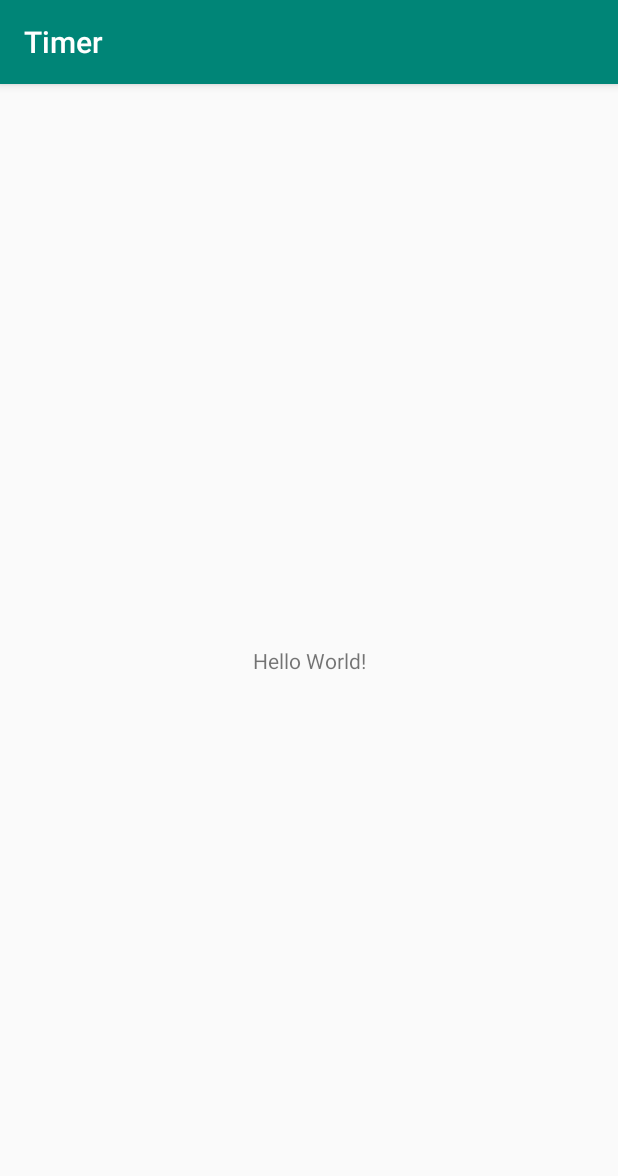
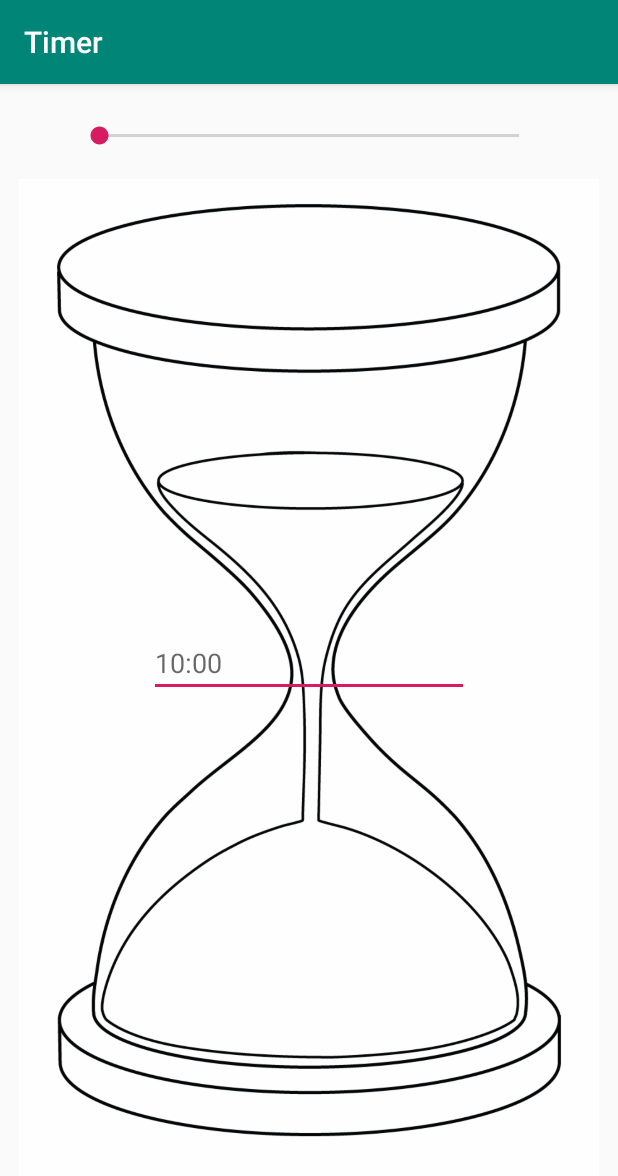
Before and after one commit to mikezalik/Timer, an Android app: the screen it shows after launch (MainActivity), on a phone screen of 412 x 824 dp. Shown: the top 1176 px of the screen. Run offline under Robolectric (Android 15) with nearby library versions, the light colour scheme and no system bars.

Commit message:
Adds sand timer stock image, seek bar and time textEdit.

```diff
--- a/app/src/main/res/layout/activity_main.xml
+++ b/app/src/main/res/layout/activity_main.xml
@@ -6,13 +6,40 @@
     android:layout_height="match_parent"
     tools:context=".MainActivity">
 
-    <TextView
+    <SeekBar
+        android:id="@+id/seekBar"
+        android:layout_width="0dp"
+        android:layout_height="wrap_content"
+        android:layout_marginStart="50dp"
+        android:layout_marginTop="25dp"
+        android:layout_marginEnd="50dp"
+        app:layout_constraintEnd_toEndOf="parent"
+        app:layout_constraintStart_toStartOf="parent"
+        app:layout_constraintTop_toTopOf="parent" />
+
+    <ImageView
+        android:id="@+id/imageView3"
+        android:layout_width="0dp"
+        android:layout_height="731dp"
+        android:layout_marginTop="20dp"
+        app:layout_constraintEnd_toEndOf="parent"
+        app:layout_constraintStart_toStartOf="parent"
+        app:layout_constraintTop_toBottomOf="@+id/seekBar"
+        app:srcCompat="@mipmap/sandTimerClipArt" />
+
+    <EditText
+        android:id="@+id/editText"
         android:layout_width="wrap_content"
         android:layout_height="wrap_content"
-        android:text="Hello World!"
-        app:layout_constraintBottom_toBottomOf="parent"
-        app:layout_constraintLeft_toLeftOf="parent"
-        app:layout_constraintRight_toRightOf="parent"
-        app:layout_constraintTop_toTopOf="parent" />
+        android:layout_marginStart="100dp"
+        android:layout_marginTop="300dp"
+        android:layout_marginEnd="100dp"
+        android:ems="10"
+        android:hint="10:00"
+        android:inputType="time"
+        app:layout_constraintEnd_toEndOf="@+id/imageView3"
+        app:layout_constraintStart_toStartOf="@+id/imageView3"
+        app:layout_constraintTop_toTopOf="@+id/imageView3"
+        tools:visibility="visible" />
 
 </androidx.constraintlayout.widget.ConstraintLayout>
```
Also changed, not shown: app/src/main/res/mipmap-mdpi/sandTimerClipArt.png (added), app/src/main/res/mipmap-mdpi/timerBanner.jpg (added), app/src/main/res/mipmap-mdpi/timerClipArt.png (added).
